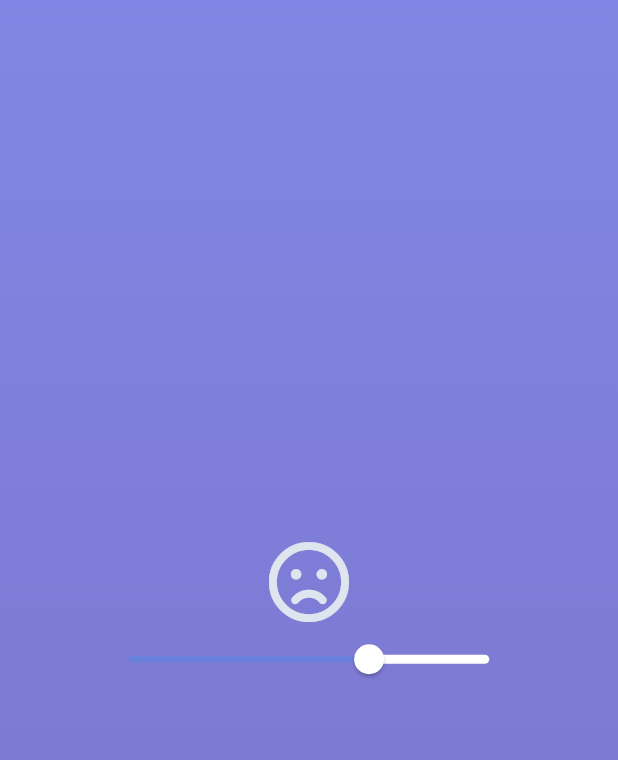
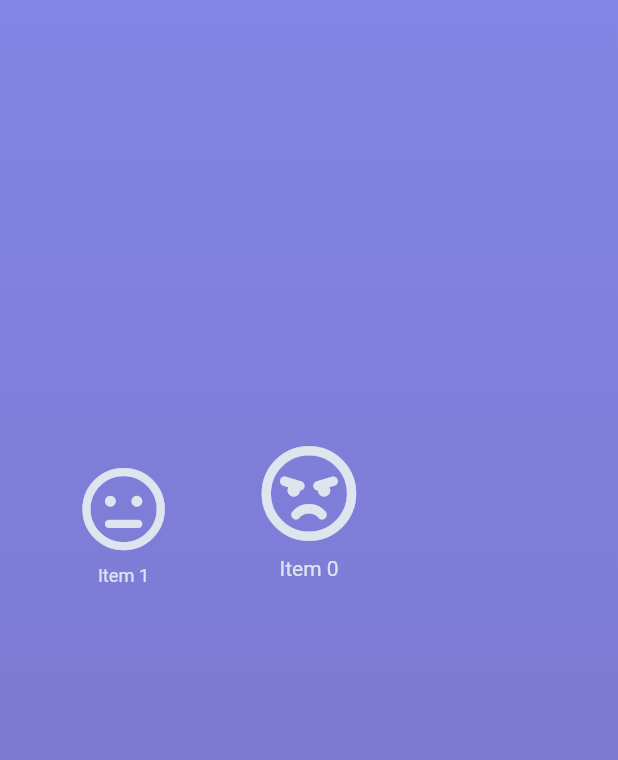
Before and after one commit to AbediSadegh/gnu, a Flutter app: the screen it shows after launch, on a phone screen of 412 x 824 dp. Shown: the top 760 px of the screen. Run offline on Flutter 3.47's test engine with Material 2 defaults, Android fonts, the phone set to English and light mode, and no system bars; drawn by our look-alikes of carousel_slider; our stand-ins replace font_awesome_flutter.

Commit message:
Another Slider

```diff
--- a/lib/main.dart
+++ b/lib/main.dart
@@ -11,13 +11,14 @@ class Launcher extends StatelessWidget {
       theme: ThemeData(
         primaryColor: Color(0xff8186e4),
         accentColor: Color(0xff7a72c7),
+        sliderTheme: SliderThemeData(inactiveTrackColor: Color(0xff77777744)),
         textTheme: TextTheme(
-          body1: TextStyle(color: Color(0xffdfe5ee)),
+          title: TextStyle(color: Color(0xff7a72c7)),
+          body1: TextStyle(
+            color: Color(0xffdfe5ee),
+          ),
         ),
-        iconTheme: IconThemeData(
-          color: Color(0xffdfe5ee),
-          size: 55.0
-        ),
+        iconTheme: IconThemeData(color: Color(0xffdfe5ee), size: 55.0),
       ),
       home: FirstPage(),
     );
--- a/lib/ui/first_page/page_view.dart
+++ b/lib/ui/first_page/page_view.dart
@@ -1,5 +1,5 @@
 import 'package:flutter/material.dart';
-import 'package:gnu/widgets/gnu_slider.dart';
+import 'package:gnu/widgets/gnu_carousel_slider.dart';
 
 class FirstPage extends StatefulWidget {
   @override
@@ -35,7 +35,7 @@ class _FirstPageState extends State<FirstPage> {
               controller: controller,
               scrollDirection: Axis.vertical,
               children: <Widget>[
-                GnuSlider(onChange: (val){},),
+                GnuCarouselSlider(),
               ],
             ),
           ],
--- /dev/null
+++ b/lib/widgets/gnu_carousel_slider.dart
@@ -0,0 +1,64 @@
+import 'package:carousel_slider/carousel_slider.dart';
+import 'package:flutter/material.dart';
+import 'package:font_awesome_flutter/font_awesome_flutter.dart';
+
+class GnuCarouselSlider extends StatefulWidget {
+  final ValueChanged<int> onChange;
+
+  GnuCarouselSlider({this.onChange});
+
+  @override
+  _GnuCarouselSliderState createState() => _GnuCarouselSliderState();
+}
+
+class _GnuCarouselSliderState extends State<GnuCarouselSlider> {
+  @override
+  Widget build(BuildContext context) {
+    return CarouselSlider(
+      onPageChanged: (r) {
+        if (widget.onChange != null) widget.onChange(r.toInt());
+      },
+      viewportFraction: 0.3,
+      enableInfiniteScroll: false,
+      enlargeCenterPage: true,
+      items: <_CarouselItem>[
+        _CarouselItem(
+          title: 'Item 0',
+          icon: FontAwesomeIcons.angry,
+        ),
+        _CarouselItem(
+          title: 'Item 1',
+          icon: FontAwesomeIcons.meh,
+        ),
+        _CarouselItem(
+          title: 'Item 2',
+          icon: FontAwesomeIcons.smile,
+        ),
+        _CarouselItem(
+          title: 'Item 3',
+          icon: FontAwesomeIcons.frown,
+        ),
+      ],
+    );
+  }
+}
+
+class _CarouselItem extends StatelessWidget {
+  final String title;
+  final IconData icon;
+
+  _CarouselItem({this.icon, this.title});
+
+  @override
+  Widget build(BuildContext context) {
+    return Column(
+      children: <Widget>[
+        Icon(this.icon, size: 65.0,),
+        SizedBox(
+          height: 10.0,
+        ),
+        Text(this.title),
+      ],
+    );
+  }
+}
--- a/lib/widgets/gnu_slider.dart
+++ b/lib/widgets/gnu_slider.dart
@@ -3,7 +3,9 @@ import 'package:font_awesome_flutter/font_awesome_flutter.dart';
 
 class GnuSlider extends StatefulWidget {
   final ValueChanged<int> onChange;
+
   GnuSlider({this.onChange});
+
   @override
   _GnuSliderState createState() => _GnuSliderState();
 }
@@ -37,10 +39,11 @@ class _GnuSliderState extends State<GnuSlider> {
           ],
         ),
         SizedBox(
-          width: MediaQuery.of(context).size.width*0.7,
+          width: MediaQuery.of(context).size.width * 0.7,
           child: Slider(
             value: _slider.toDouble(),
             onChanged: (r) {
+              if (widget.onChange != null) widget.onChange(r.toInt());
               setState(() {
                 _slider = r;
                 print(_slider);
--- a/pubspec.yaml
+++ b/pubspec.yaml
@@ -24,6 +24,7 @@ dependencies:
   # Use with the CupertinoIcons class for iOS style icons.
   cupertino_icons: ^0.1.2
   font_awesome_flutter: ^8.5.0
+  carousel_slider: ^1.3.0
 
 dev_dependencies:
   flutter_test:
```
Also changed, not shown: pubspec.lock.
